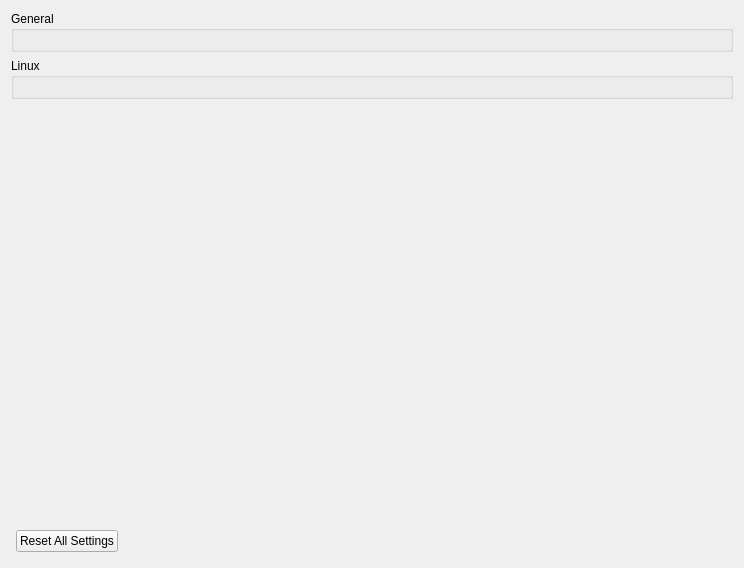
rorrim-rorrim/eden-alt, file src/yuzu/configuration/configure_general.ui: the form before one commit.
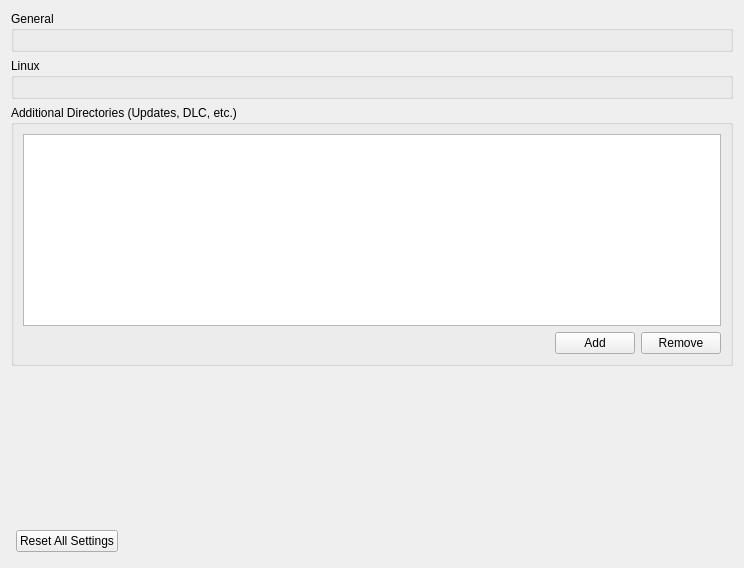
The form after the commit.

Commit message: [fs/core] initial external content without NAND install

```diff
--- a/src/yuzu/configuration/configure_general.ui
+++ b/src/yuzu/configuration/configure_general.ui
@@ -73,6 +73,59 @@
        </layout>
       </widget>
      </item>
+     <item>
+      <widget class="QGroupBox" name="DataDirsGroupBox">
+       <property name="title">
+        <string>Additional Directories (Updates, DLC, etc.)</string>
+       </property>
+       <layout class="QVBoxLayout" name="DataDirsVerticalLayout">
+        <item>
+         <widget class="QListWidget" name="external_dirs_list">
+          <property name="toolTip">
+           <string>This list contains directories that will be searched for game updates and DLC.</string>
+          </property>
+          <property name="alternatingRowColors">
+           <bool>true</bool>
+          </property>
+          <property name="selectionMode">
+           <enum>QAbstractItemView::ExtendedSelection</enum>
+          </property>
+         </widget>
+        </item>
+        <item>
+         <layout class="QHBoxLayout" name="DataDirsHorizontalLayout">
+          <item>
+           <spacer name="spacer_dirs_left">
+            <property name="orientation">
+             <enum>Qt::Horizontal</enum>
+            </property>
+            <property name="sizeHint" stdset="0">
+             <size>
+              <width>40</width>
+              <height>20</height>
+             </size>
+            </property>
+            </spacer>
+           </item>
+           <item>
+            <widget class="QPushButton" name="add_dir_button">
+             <property name="text">
+              <string>Add</string>
+             </property>
+            </widget>
+           </item>
+           <item>
+            <widget class="QPushButton" name="remove_dir_button">
+             <property name="text">
+              <string>Remove</string>
+             </property>
+            </widget>
+           </item>
+          </layout>
+         </item>
+        </layout>
+       </widget>
+     </item>
      <item>
       <spacer name="verticalSpacer">
        <property name="orientation">
```
The commit also changes 10 other files.
